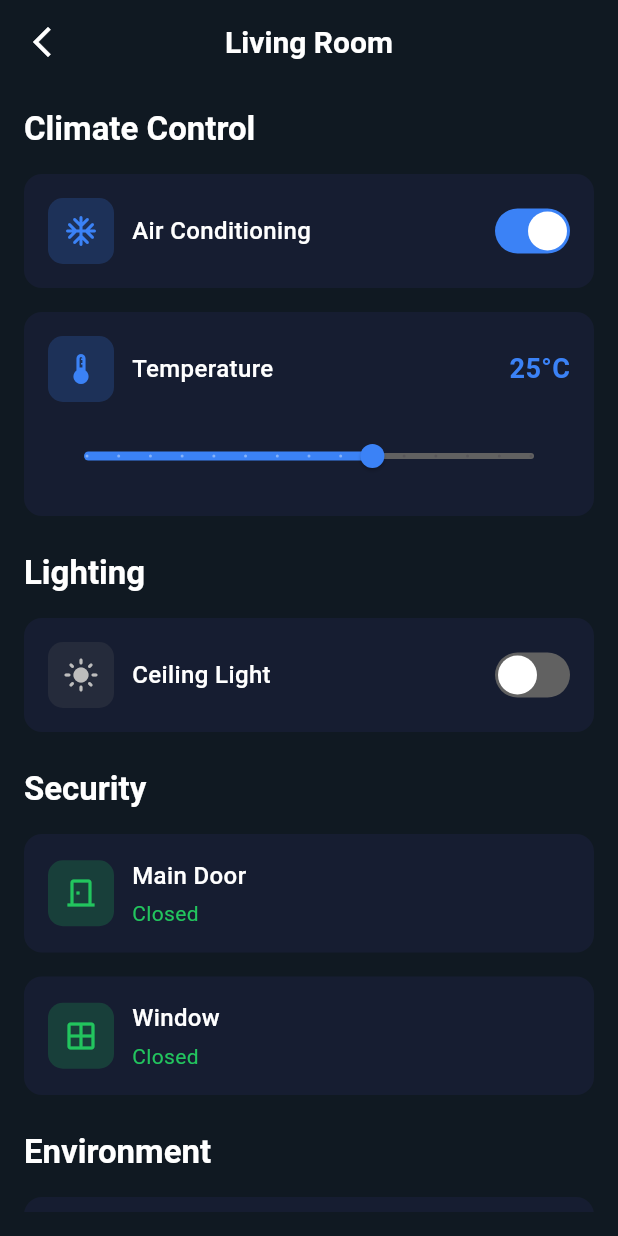
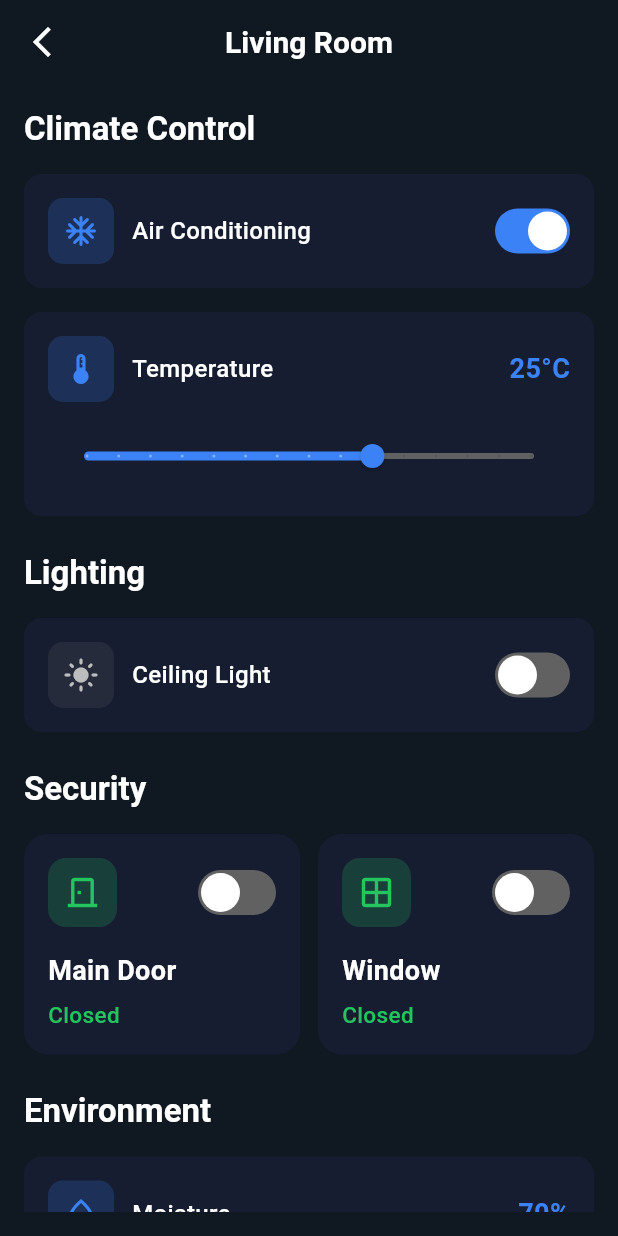
Before and after one commit to H0ss1m/iot_smart_home, a Flutter app: the screen it shows after launch, after a tap on "View All", on a phone screen of 412 x 824 dp. Run offline on Flutter 3.47's test engine with Material 3 defaults, Android fonts, the phone set to English and light mode, and no system bars; our stand-ins replace cloud_firestore, firebase_core, get, roundcheckbox; accounts and stored records are empty.

Commit message:
feat: Introduce Living Room page, core data, state management, and comprehensive README.

```diff
--- a/lib/module/livingroom_page.dart
+++ b/lib/module/livingroom_page.dart
@@ -30,13 +30,15 @@ class LivingroomPage extends StatelessWidget {
             _buildSection(
               title: 'Climate Control',
               children: [
-                Obx(() => _buildToggleItem(
+                Obx(
+                  () => _buildToggleItem(
                     icon: acIcon,
                     title: 'Air Conditioning',
                     isOn: controller.livingroomAc.value,
                     onChanged: (value) =>
                         controller.setLivingroomAc(value ?? false),
-                    )),
+                  ),
+                ),
                 const SizedBox(height: 16),
                 Obx(() => _buildTemperatureSlider(controller)),
               ],
@@ -47,13 +49,15 @@ class LivingroomPage extends StatelessWidget {
             _buildSection(
               title: 'Lighting',
               children: [
-                Obx(() => _buildToggleItem(
+                Obx(
+                  () => _buildToggleItem(
                     icon: lightIcon,
                     title: 'Ceiling Light',
                     isOn: controller.livingroomLight.value,
                     onChanged: (value) =>
                         controller.setLivingroomLight(value ?? false),
-                    )),
+                  ),
+                ),
               ],
             ),
             const SizedBox(height: 24),
@@ -62,20 +66,32 @@ class LivingroomPage extends StatelessWidget {
             _buildSection(
               title: 'Security',
               children: [
-                Obx(() => _buildStatusItem(
+                Row(
+                  children: [
+                    Expanded(
+                      child: Obx(
+                        () => _buildStatusCard(
                           icon: mainDoorIcon,
                           title: 'Main Door',
-                      status: controller.livingroomDoor.value
-                          ? 'Open'
-                          : 'Closed',
-                      isWarning: controller.livingroomDoor.value,
-                    )),
-                const SizedBox(height: 16),
-                _buildStatusItem(
+                          isOpen: controller.livingroomDoor.value,
+                          onToggle: (value) =>
+                              controller.setLivingroomDoor(value),
+                        ),
+                      ),
+                    ),
+                    const SizedBox(width: 12),
+                    Expanded(
+                      child: Obx(
+                        () => _buildStatusCard(
                           icon: windowIcon,
                           title: 'Window',
-                  status: 'Closed',
-                  isWarning: false,
+                          isOpen: controller.livingroomWindow.value,
+                          onToggle: (value) =>
+                              controller.setLivingroomWindow(value),
+                        ),
+                      ),
+                    ),
+                  ],
                 ),
               ],
             ),
@@ -267,58 +283,102 @@ class LivingroomPage extends StatelessWidget {
     );
   }
 
-  Widget _buildStatusItem({
+  Widget _buildStatusCard({
     required IconData icon,
     required String title,
-    required String status,
-    required bool isWarning,
+    required bool isOpen,
+    required ValueChanged<bool> onToggle,
   }) {
-    final Color statusColor = isWarning
+    final Color statusColor = isOpen
         ? const Color(0xFFEF4444) // Red for warning
         : const Color(0xFF22C55E); // Green for safe
+    final String statusText = isOpen ? 'Open' : 'Closed';
 
     return Container(
       padding: const EdgeInsets.all(16),
       decoration: BoxDecoration(
         color: bacContentContainers,
-        borderRadius: BorderRadius.circular(12),
+        borderRadius: BorderRadius.circular(16),
       ),
-      child: Row(
+      child: Column(
+        crossAxisAlignment: CrossAxisAlignment.start,
+        children: [
+          Row(
+            mainAxisAlignment: MainAxisAlignment.spaceBetween,
             children: [
               Container(
                 padding: const EdgeInsets.all(10),
                 decoration: BoxDecoration(
                   color: statusColor.withOpacity(0.2),
-              borderRadius: BorderRadius.circular(10),
+                  borderRadius: BorderRadius.circular(12),
                 ),
-            child: Icon(icon, color: statusColor, size: 24),
+                child: Icon(icon, color: statusColor, size: 26),
               ),
-          const SizedBox(width: 12),
-          Expanded(
-            child: Column(
-              crossAxisAlignment: CrossAxisAlignment.start,
-              children: [
+              _buildCustomSwitch(
+                value: isOpen,
+                onChanged: onToggle,
+                activeColor: statusColor,
+              ),
+            ],
+          ),
+          const SizedBox(height: 16),
           Text(
             title,
             style: const TextStyle(
-                    fontSize: 16,
-                    fontWeight: FontWeight.w500,
+              fontSize: 18,
+              fontWeight: FontWeight.w600,
               color: Colors.white,
             ),
           ),
-                const SizedBox(height: 4),
+          const SizedBox(height: 6),
           Text(
-                  status,
+            statusText,
             style: TextStyle(
-                    fontSize: 14,
+              fontSize: 15,
               color: statusColor,
-                    fontWeight: FontWeight.w400,
+              fontWeight: FontWeight.w500,
             ),
           ),
         ],
       ),
+    );
+  }
+
+  Widget _buildCustomSwitch({
+    required bool value,
+    required ValueChanged<bool> onChanged,
+    Color? activeColor,
+  }) {
+    final Color switchActiveColor = activeColor ?? const Color(0xFF3B82F6);
+    final Color inactiveColor = Colors.grey.shade700;
+
+    return GestureDetector(
+      onTap: () => onChanged(!value),
+      child: Container(
+        width: 52,
+        height: 30,
+        decoration: BoxDecoration(
+          color: value ? switchActiveColor : inactiveColor,
+          borderRadius: BorderRadius.circular(15),
+        ),
+        child: Stack(
+          children: [
+            AnimatedPositioned(
+              duration: const Duration(milliseconds: 200),
+              curve: Curves.easeInOut,
+              left: value ? 24 : 2,
+              top: 2,
+              child: Container(
+                width: 26,
+                height: 26,
+                decoration: const BoxDecoration(
+                  color: Colors.white,
+                  shape: BoxShape.circle,
+                ),
+              ),
             ),
           ],
+        ),
       ),
     );
   }
--- a/lib/services/data/const_data/data.dart
+++ b/lib/services/data/const_data/data.dart
@@ -5,6 +5,7 @@ List livingroom = [
     'moisture': 70.0,
     'temperature': 25.0,
     'door': false,
+    'window': false,
   },
 ];
 
--- a/lib/services/data/state_management/home_controller.dart
+++ b/lib/services/data/state_management/home_controller.dart
@@ -24,6 +24,7 @@ class HomeController extends GetxController {
   final RxDouble livingroomMoisture = 70.0.obs;
   final RxDouble livingroomTemperature = 25.0.obs;
   final RxBool livingroomDoor = false.obs;
+  final RxBool livingroomWindow = false.obs;
 
   // Kitchen state
   final RxBool kitchenLight = true.obs;
@@ -89,6 +90,7 @@ class HomeController extends GetxController {
         livingroomTemperature.value =
             (livingroomData['temperature'] as num?)?.toDouble() ?? 25.0;
         livingroomDoor.value = livingroomData['door'] as bool? ?? false;
+        livingroomWindow.value = livingroomData['window'] as bool? ?? false;
       } else {
         // Document doesn't exist, use local data
         throw Exception('Livingroom document not found');
@@ -144,6 +146,7 @@ class HomeController extends GetxController {
     livingroomMoisture.value = livingroom[0]['moisture'] as double;
     livingroomTemperature.value = livingroom[0]['temperature'] as double;
     livingroomDoor.value = livingroom[0]['door'] as bool;
+    livingroomWindow.value = livingroom[0]['window'] as bool;
 
     // Load kitchen data
     kitchenLight.value = kitchen[0]['light'] as bool;
@@ -172,6 +175,7 @@ class HomeController extends GetxController {
     livingroom[0]['moisture'] = livingroomMoisture.value;
     livingroom[0]['temperature'] = livingroomTemperature.value;
     livingroom[0]['door'] = livingroomDoor.value;
+    livingroom[0]['window'] = livingroomWindow.value;
 
     // Sync kitchen
     kitchen[0]['light'] = kitchenLight.value;
@@ -202,6 +206,7 @@ class HomeController extends GetxController {
         'moisture': livingroomMoisture.value,
         'temperature': livingroomTemperature.value,
         'door': livingroomDoor.value,
+        'window': livingroomWindow.value,
       });
 
       // Initialize kitchen
@@ -289,6 +294,7 @@ class HomeController extends GetxController {
         (data['temperature'] as num?)?.toDouble() ??
         livingroomTemperature.value;
     livingroomDoor.value = data['door'] as bool? ?? livingroomDoor.value;
+    livingroomWindow.value = data['window'] as bool? ?? livingroomWindow.value;
 
     // Sync to data.dart for offline fallback
     _syncToLocalData();
@@ -365,6 +371,16 @@ class HomeController extends GetxController {
     livingroomDoor.value = value;
     if (_isFirebaseInitialized) {
       _firebaseService.updateRoomField('livingroom', 'door', value);
+    }
+    _syncToLocalData();
+    _updateAlarm();
+  }
+
+  void setLivingroomWindow(bool value) {
+    if (_isUpdatingFromFirebase) return;
+    livingroomWindow.value = value;
+    if (_isFirebaseInitialized) {
+      _firebaseService.updateRoomField('livingroom', 'window', value);
     }
     _syncToLocalData();
     _updateAlarm();
@@ -487,7 +503,8 @@ class HomeController extends GetxController {
   // Alarm methods
   void _updateAlarm() {
     // Check if any window or door is open
-    bool hasOpenWindow = kitchenWindow.value || bedroomWindow.value;
+    bool hasOpenWindow =
+        kitchenWindow.value || bedroomWindow.value || livingroomWindow.value;
     bool hasOpenDoor =
         kitchenDoor.value || livingroomDoor.value || bedroomDoor.value;
     alarmActive.value = hasOpenWindow || hasOpenDoor;
@@ -500,7 +517,8 @@ class HomeController extends GetxController {
         bedroomWindow.value ||
         kitchenDoor.value ||
         livingroomDoor.value ||
-        bedroomDoor.value;
+        bedroomDoor.value ||
+        livingroomWindow.value;
   }
 
   String get alarmMessage {
@@ -509,6 +527,7 @@ class HomeController extends GetxController {
 
     if (kitchenWindow.value) openWindows++;
     if (bedroomWindow.value) openWindows++;
+    if (livingroomWindow.value) openWindows++;
     if (kitchenDoor.value) openDoors++;
     if (livingroomDoor.value) openDoors++;
     if (bedroomDoor.value) openDoors++;
```
Also changed, not shown: 1 other file. Lines whose indentation alone changed are shown as unchanged.
